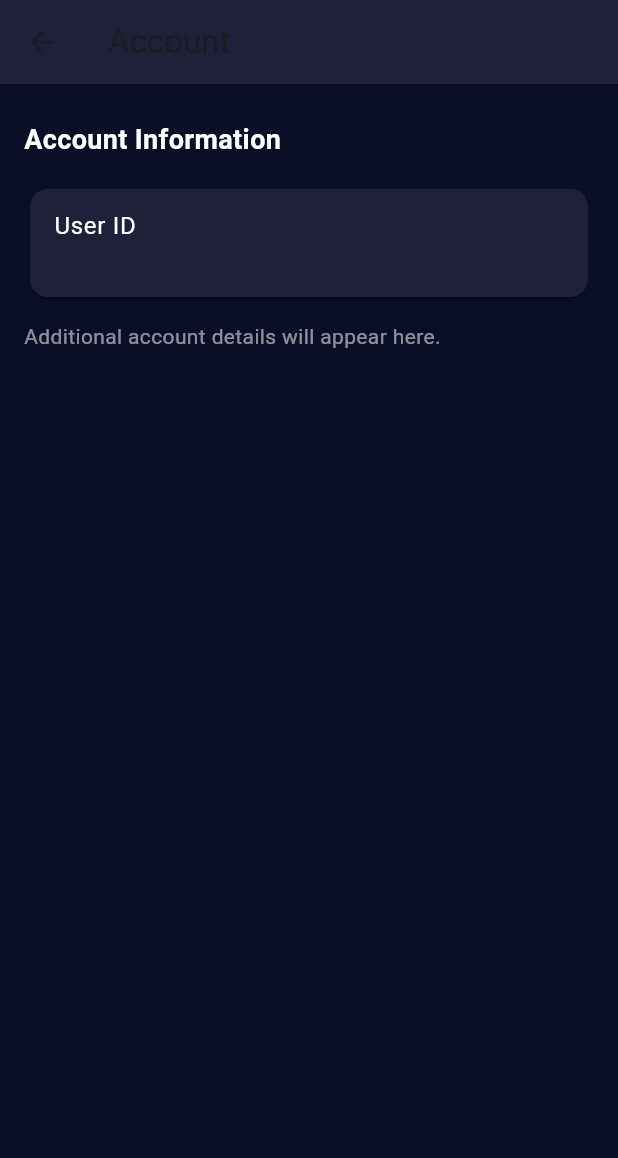
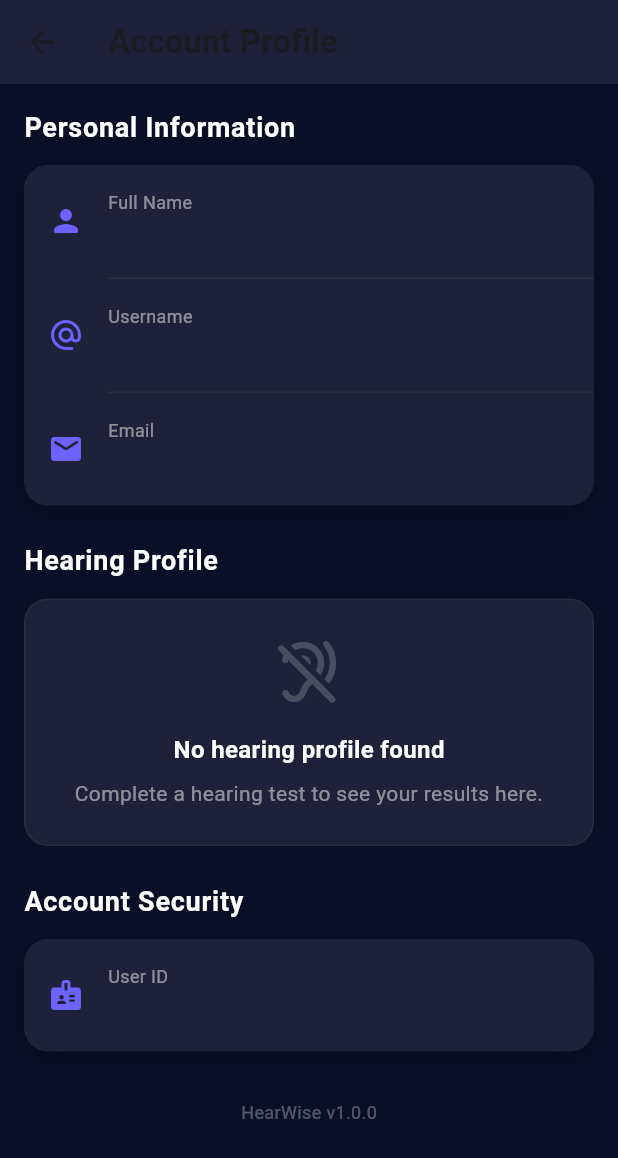
Before and after one commit to msami007/fyp-flutter, a Flutter app: the ProfileAccountScreen screen opened directly, on a phone screen of 412 x 824 dp. Shown: the top 1158 px of the screen. Run offline on Flutter 3.47's test engine with Material 3 defaults, Android fonts, the light colour scheme and no system bars; our stand-ins replace audioplayers, connectivity_plus, permission_handler, shared_preferences, sqflite; missing offline and left inert: audio_session, dart:ffi, google_speech, record, vosk_flutter_2; accounts and stored records are empty; Roboto replaces fonts that are missing (Poppins); key blocks and very long unbroken strings in the code were emptied for the run.

Commit message:
feat: implement user authentication flow with login screen and profile management UI

```diff
--- a/lib/presentation/screens/login_screen.dart
+++ b/lib/presentation/screens/login_screen.dart
@@ -73,6 +73,9 @@ class _LoginScreenState extends State<LoginScreen> with SingleTickerProviderStat
         final prefs = await SharedPreferences.getInstance();
         await prefs.setString('jwt_token', data['token']);
         await prefs.setString('user_id', data['user']['_id']);
+        await prefs.setString('full_name', data['user']['fullname'] ?? '');
+        await prefs.setString('username', data['user']['username'] ?? '');
+        await prefs.setString('email', data['user']['email'] ?? '');
 
         final userId = data['user']['_id'];
         final hearingService = HearingProfileService();
--- a/lib/presentation/screens/profile_account_screen.dart
+++ b/lib/presentation/screens/profile_account_screen.dart
@@ -1,5 +1,7 @@
+import 'dart:convert';
 import 'package:flutter/material.dart';
 import 'package:shared_preferences/shared_preferences.dart';
+import '../../data/services/HearingProfileService.dart';
 
 class ProfileAccountScreen extends StatefulWidget {
   const ProfileAccountScreen({super.key});
@@ -10,17 +12,32 @@ class ProfileAccountScreen extends StatefulWidget {
 
 class _ProfileAccountScreenState extends State<ProfileAccountScreen> {
   String? _userId;
+  String? _fullName;
+  String? _username;
+  String? _email;
+  Map<String, dynamic>? _hearingProfile;
+  bool _isLoading = true;
 
   @override
   void initState() {
     super.initState();
-    _loadUser();
+    _loadData();
   }
 
-  Future<void> _loadUser() async {
+  Future<void> _loadData() async {
+    setState(() => _isLoading = true);
     final prefs = await SharedPreferences.getInstance();
+    final profileService = HearingProfileService();
+
+    final hp = await profileService.getLocalProfile();
+
     setState(() {
       _userId = prefs.getString('user_id');
+      _fullName = prefs.getString('full_name');
+      _username = prefs.getString('username');
+      _email = prefs.getString('email');
+      _hearingProfile = hp;
+      _isLoading = false;
     });
   }
 
@@ -28,32 +45,195 @@ class _ProfileAccountScreenState extends State<ProfileAccountScreen> {
   Widget build(BuildContext context) {
     return Scaffold(
       appBar: AppBar(
-        title: const Text('Account'),
+        title: const Text('Account Profile', style: TextStyle(fontWeight: FontWeight.bold)),
         backgroundColor: const Color(0xFF1E2139),
+        elevation: 0,
       ),
       backgroundColor: const Color(0xFF0A0E27),
-      body: SafeArea(
-        child: Padding(
+      body: _isLoading
+        ? const Center(child: CircularProgressIndicator(color: Color(0xFF6C63FF)))
+        : SafeArea(
+        child: SingleChildScrollView(
           padding: const EdgeInsets.all(16.0),
           child: Column(
             crossAxisAlignment: CrossAxisAlignment.start,
             children: [
-            const SizedBox(height: 8),
-            const Text('Account Information', style: TextStyle(color: Colors.white, fontSize: 18, fontWeight: FontWeight.bold)),
-            const SizedBox(height: 16),
-            Card(
-              color: const Color(0xFF1E2139),
-              child: ListTile(
-                title: const Text('User ID', style: TextStyle(color: Colors.white)),
-                subtitle: Text(_userId ?? 'Not available', style: const TextStyle(color: Colors.white70)),
+              _buildSectionTitle('Personal Information'),
+              const SizedBox(height: 12),
+              _buildInfoCard([
+                _buildInfoRow(Icons.person_rounded, 'Full Name', _fullName ?? 'Not set'),
+                _buildDivider(),
+                _buildInfoRow(Icons.alternate_email_rounded, 'Username', _username ?? 'Not set'),
+                _buildDivider(),
+                _buildInfoRow(Icons.email_rounded, 'Email', _email ?? 'Not set'),
+              ]),
+
+              const SizedBox(height: 24),
+              _buildSectionTitle('Hearing Profile'),
+              const SizedBox(height: 12),
+              _hearingProfile == null
+                ? _buildEmptyHearingCard()
+                : _buildHearingProfileCard(),
+
+              const SizedBox(height: 24),
+              _buildSectionTitle('Account Security'),
+              const SizedBox(height: 12),
+              _buildInfoCard([
+                _buildInfoRow(Icons.badge_rounded, 'User ID', _userId ?? 'Not available'),
+              ]),
+
+              const SizedBox(height: 32),
+              Center(
+                child: Text(
+                  'HearWise v1.0.0',
+                  style: TextStyle(color: Colors.white.withOpacity(0.3), fontSize: 12),
                 ),
               ),
-            const SizedBox(height: 12),
-            const Text('Additional account details will appear here.', style: TextStyle(color: Colors.white54)),
             ],
           ),
         ),
       ),
     );
   }
+
+  Widget _buildSectionTitle(String title) {
+    return Text(
+      title,
+      style: const TextStyle(
+        color: Colors.white,
+        fontSize: 18,
+        fontWeight: FontWeight.bold,
+        letterSpacing: 0.5,
+      ),
+    );
   }
+
+  Widget _buildInfoCard(List<Widget> children) {
+    return Container(
+      decoration: BoxDecoration(
+        color: const Color(0xFF1E2139),
+        borderRadius: BorderRadius.circular(16),
+        boxShadow: [
+          BoxShadow(
+            color: Colors.black.withOpacity(0.2),
+            blurRadius: 10,
+            offset: const Offset(0, 4),
+          ),
+        ],
+      ),
+      child: Column(children: children),
+    );
+  }
+
+  Widget _buildInfoRow(IconData icon, String label, String value) {
+    return Padding(
+      padding: const EdgeInsets.all(16.0),
+      child: Row(
+        children: [
+          Icon(icon, color: const Color(0xFF6C63FF), size: 24),
+          const SizedBox(width: 16),
+          Expanded(
+            child: Column(
+              crossAxisAlignment: CrossAxisAlignment.start,
+              children: [
+                Text(
+                  label,
+                  style: TextStyle(color: Colors.white.withOpacity(0.5), fontSize: 12),
+                ),
+                const SizedBox(height: 4),
+                Text(
+                  value,
+                  style: const TextStyle(color: Colors.white, fontSize: 16, fontWeight: FontWeight.w500),
+                ),
+              ],
+            ),
+          ),
+        ],
+      ),
+    );
+  }
+
+  Widget _buildDivider() {
+    return Divider(
+      color: Colors.white.withOpacity(0.05),
+      height: 1,
+      indent: 56,
+    );
+  }
+
+  Widget _buildEmptyHearingCard() {
+    return Container(
+      width: double.infinity,
+      padding: const EdgeInsets.all(24),
+      decoration: BoxDecoration(
+        color: const Color(0xFF1E2139),
+        borderRadius: BorderRadius.circular(16),
+        border: Border.all(color: Colors.white.withOpacity(0.05)),
+      ),
+      child: Column(
+        children: [
+          Icon(Icons.hearing_disabled_rounded, color: Colors.white.withOpacity(0.2), size: 48),
+          const SizedBox(height: 16),
+          const Text(
+            'No hearing profile found',
+            style: TextStyle(color: Colors.white, fontSize: 16, fontWeight: FontWeight.bold),
+          ),
+          const SizedBox(height: 8),
+          Text(
+            'Complete a hearing test to see your results here.',
+            textAlign: TextAlign.center,
+            style: TextStyle(color: Colors.white.withOpacity(0.5), fontSize: 14),
+          ),
+        ],
+      ),
+    );
+  }
+
+  Widget _buildHearingProfileCard() {
+    final leftGain = _hearingProfile?['leftEarGain']?.toString() ?? '1.0';
+    final rightGain = _hearingProfile?['rightEarGain']?.toString() ?? '1.0';
+
+    return Container(
+      decoration: BoxDecoration(
+        gradient: LinearGradient(
+          colors: [const Color(0xFF1E2139), const Color(0xFF1E2139).withOpacity(0.8)],
+        ),
+        borderRadius: BorderRadius.circular(16),
+        boxShadow: [
+          BoxShadow(
+            color: const Color(0xFF6C63FF).withOpacity(0.1),
+            blurRadius: 10,
+            spreadRadius: 2,
+          ),
+        ],
+      ),
+      child: Column(
+        children: [
+          _buildInfoRow(Icons.hearing_rounded, 'Hearing Optimization', 'Active'),
+          _buildDivider(),
+          Padding(
+            padding: const EdgeInsets.all(16.0),
+            child: Row(
+              mainAxisAlignment: MainAxisAlignment.spaceAround,
+              children: [
+                _buildEarMetric('Left Ear', '${(double.parse(leftGain) * 100).toInt()}% boost'),
+                Container(width: 1, height: 40, color: Colors.white.withOpacity(0.1)),
+                _buildEarMetric('Right Ear', '${(double.parse(rightGain) * 100).toInt()}% boost'),
+              ],
+            ),
+          ),
+        ],
+      ),
+    );
+  }
+
+  Widget _buildEarMetric(String ear, String value) {
+    return Column(
+      children: [
+        Text(ear, style: TextStyle(color: Colors.white.withOpacity(0.5), fontSize: 12)),
+        const SizedBox(height: 4),
+        Text(value, style: const TextStyle(color: Colors.white, fontSize: 18, fontWeight: FontWeight.bold)),
+      ],
+    );
+  }
+}
```
Also changed, not shown: pubspec.lock, 1 other file. Lines whose indentation alone changed are shown as unchanged.
